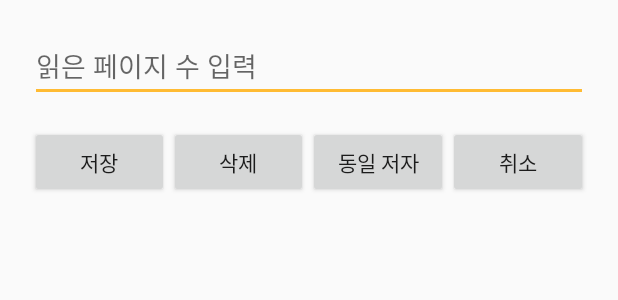
After one commit to yoyowasi/ReadingBooks, an Android app built with Jetpack Compose: the layout dialog_custom_actions.xml on its own in the app's theme, with its tools: preview values and no code run, on a phone screen of 412 x 824 dp. The commit adds this screen. Shown: the top 300 px of the screen. Run offline under Robolectric (Android 15) with nearby library versions, the phone set to English and light mode, and no system bars.

Commit message:
동일 저자 기능

```diff
--- /dev/null
+++ b/app/src/main/res/layout/dialog_custom_actions.xml
@@ -0,0 +1,52 @@
+<?xml version="1.0" encoding="utf-8"?>
+<LinearLayout
+    xmlns:android="http://schemas.android.com/apk/res/android"
+    android:layout_width="match_parent"
+    android:layout_height="wrap_content"
+    android:orientation="vertical"
+    android:padding="20dp">
+
+    <EditText
+        android:id="@+id/inputPage"
+        android:layout_width="match_parent"
+        android:layout_height="wrap_content"
+        android:hint="읽은 페이지 수 입력"
+        android:inputType="number" />
+
+    <LinearLayout
+        android:layout_width="match_parent"
+        android:layout_height="wrap_content"
+        android:orientation="horizontal"
+        android:gravity="end"
+        android:layout_marginTop="16dp"
+        android:weightSum="4">
+
+        <Button
+            android:id="@+id/btnSave"
+            android:layout_width="0dp"
+            android:layout_height="wrap_content"
+            android:layout_weight="1"
+            android:text="저장" />
+
+        <Button
+            android:id="@+id/btnDelete"
+            android:layout_width="0dp"
+            android:layout_height="wrap_content"
+            android:layout_weight="1"
+            android:text="삭제" />
+
+        <Button
+            android:id="@+id/btnSameAuthor"
+            android:layout_width="0dp"
+            android:layout_height="wrap_content"
+            android:layout_weight="1"
+            android:text="동일 저자" />
+
+        <Button
+            android:id="@+id/btnCancel"
+            android:layout_width="0dp"
+            android:layout_height="wrap_content"
+            android:layout_weight="1"
+            android:text="취소" />
+    </LinearLayout>
+</LinearLayout>
```
Also changed, not shown: app/src/main/java/com/example/readingbooks/MyLibraryActivity.kt (+38 -14 lines).
